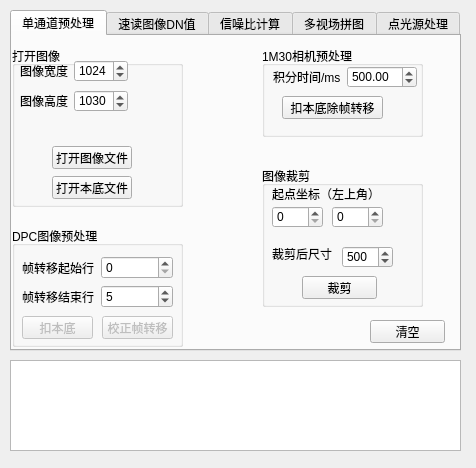
Qt form gui.ui (angel263wy/Img_preprocess) before a commit.
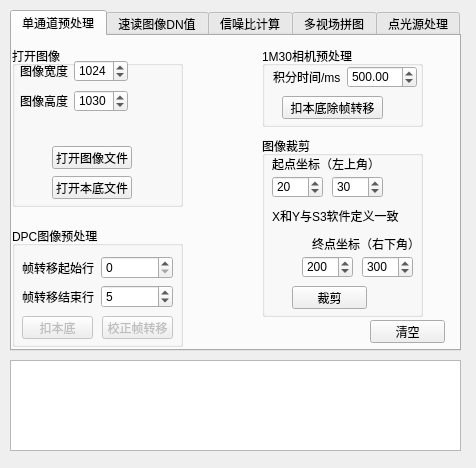
The same form after that commit. The open tabs and pages were chosen to show the change.

Commit message: 修改图像裁剪功能 用起点和终点进行裁剪 裁剪后进行显示和保存

What changed in the file:
```diff
--- a/gui.ui
+++ b/gui.ui
@@ -195,7 +195,7 @@
        <x>250</x>
        <y>10</y>
        <width>161</width>
-       <height>91</height>
+       <height>81</height>
       </rect>
      </property>
      <property name="title">
@@ -257,9 +257,9 @@
      <property name="geometry">
       <rect>
        <x>250</x>
-       <y>130</y>
+       <y>100</y>
        <width>161</width>
-       <height>141</height>
+       <height>181</height>
       </rect>
      </property>
      <property name="title">
@@ -291,7 +291,7 @@
        <number>9999</number>
       </property>
       <property name="value">
-       <number>0</number>
+       <number>20</number>
       </property>
      </widget>
      <widget class="QSpinBox" name="spinBox_cutY">
@@ -307,27 +307,27 @@
        <number>9999</number>
       </property>
       <property name="value">
-       <number>0</number>
+       <number>30</number>
       </property>
      </widget>
      <widget class="QLabel" name="label_12">
       <property name="geometry">
        <rect>
-        <x>10</x>
-        <y>80</y>
-        <width>71</width>
+        <x>50</x>
+        <y>100</y>
+        <width>111</width>
         <height>16</height>
        </rect>
       </property>
       <property name="text">
-       <string>裁剪后尺寸</string>
+       <string>终点坐标（右下角）</string>
       </property>
      </widget>
      <widget class="QSpinBox" name="spinBox_cut_size">
       <property name="geometry">
        <rect>
-        <x>80</x>
-        <y>80</y>
+        <x>40</x>
+        <y>120</y>
         <width>51</width>
         <height>22</height>
        </rect>
@@ -336,14 +336,14 @@
        <number>9999</number>
       </property>
       <property name="value">
-       <number>500</number>
+       <number>200</number>
       </property>
      </widget>
      <widget class="QPushButton" name="pushButton_img_cut">
       <property name="geometry">
        <rect>
-        <x>40</x>
-        <y>110</y>
+        <x>30</x>
+        <y>150</y>
         <width>75</width>
         <height>23</height>
        </rect>
@@ -352,6 +352,35 @@
        <string>裁剪</string>
       </property>
      </widget>
+     <widget class="QSpinBox" name="spinBox_cutY_end">
+      <property name="geometry">
+       <rect>
+        <x>100</x>
+        <y>120</y>
+        <width>51</width>
+        <height>22</height>
+       </rect>
+      </property>
+      <property name="maximum">
+       <number>9999</number>
+      </property>
+      <property name="value">
+       <number>300</number>
+      </property>
+     </widget>
+     <widget class="QLabel" name="label_23">
+      <property name="geometry">
+       <rect>
+        <x>10</x>
+        <y>70</y>
+        <width>131</width>
+        <height>20</height>
+       </rect>
+      </property>
+      <property name="text">
+       <string>X和Y与S3软件定义一致</string>
+      </property>
+     </widget>
     </widget>
    </widget>
    <widget class="QWidget" name="tab_2">
```
Left out of the diff: 41 changed lines with no effect on the pictures. The commit also changes 2 other files.
